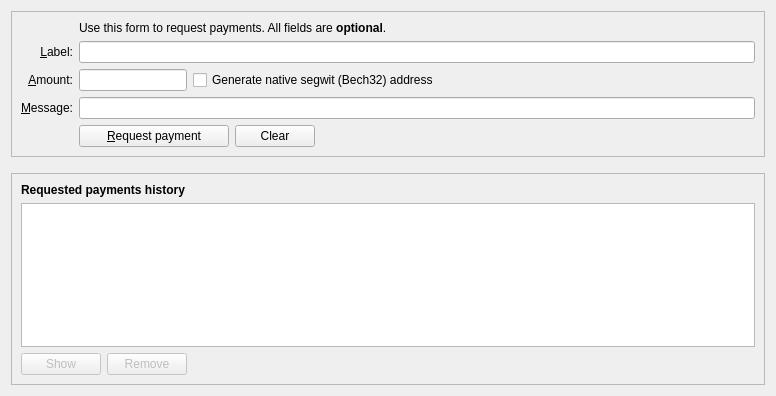
Before: the Qt Designer form src/qt/forms/receivecoinsdialog.ui in minblock/picscoin, drawn with Qt 5.
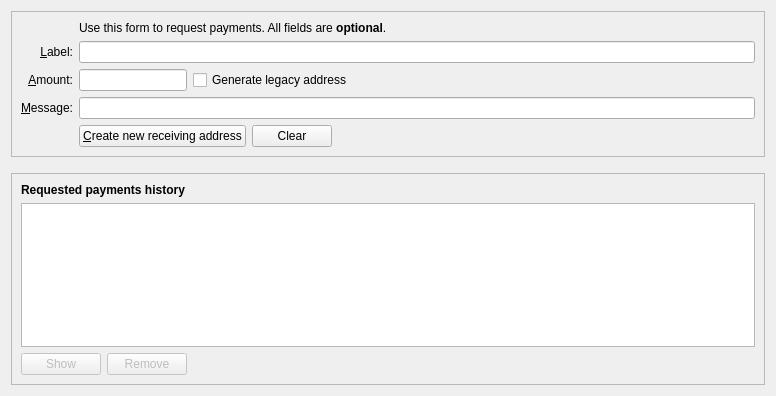
After: the same form once the commit is applied. Icons and pictures are not drawn. Custom widgets are drawn as their Qt base class.

```diff
--- a/src/qt/forms/receivecoinsdialog.ui
+++ b/src/qt/forms/receivecoinsdialog.ui
@@ -108,7 +108,7 @@
              </size>
             </property>
             <property name="text">
-             <string>&amp;Request payment</string>
+             <string>&amp;Create new receiving address</string>
             </property>
             <property name="icon">
              <iconset resource="../bitcoin.qrc">
@@ -209,7 +209,7 @@
              <string>Native segwit addresses (aka Bech32 or BIP-173) reduce your transaction fees later on and offer better protection against typos, but old wallets don't support them. When unchecked, an address compatible with older wallets will be created instead.</string>
             </property>
             <property name="text">
-             <string>Generate native segwit (Bech32) address</string>
+             <string>Generate legacy address</string>
             </property>
            </widget>
           </item>
```
Left out of the diff: 22 changed lines with no effect on the pictures.
